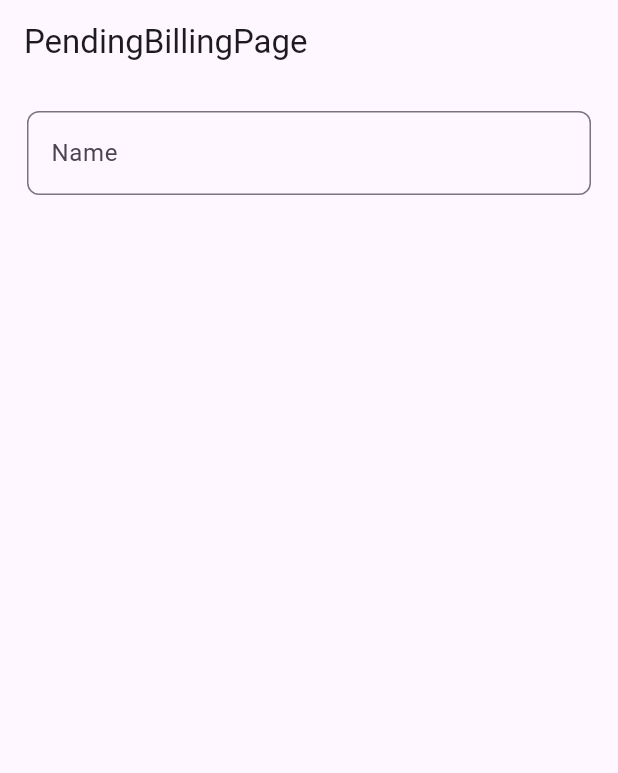
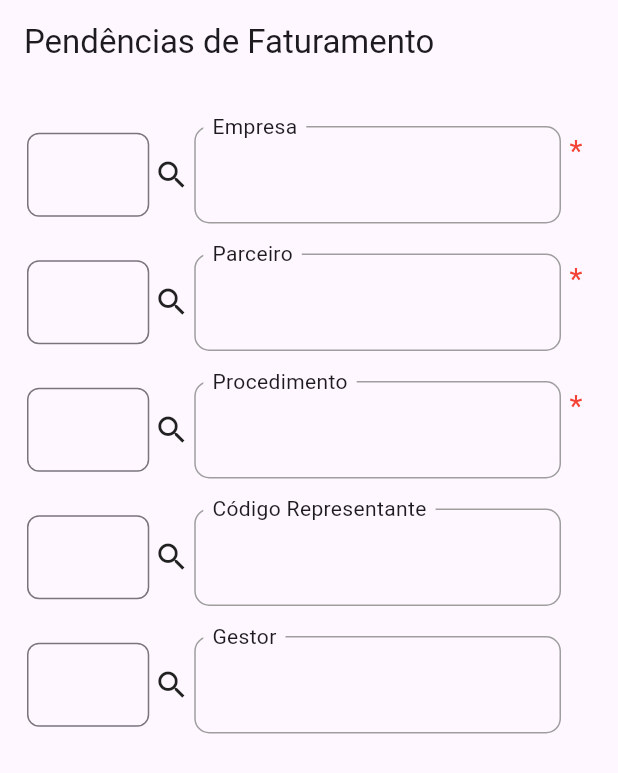
Before and after one commit to welitonsousa/pending_billing, a Flutter app: the screen it shows after launch, on a phone screen of 412 x 824 dp. Shown: the top 773 px of the screen. Run offline on Flutter 3.47's test engine with Material 3 defaults, Android fonts, the phone set to English and light mode, and no system bars; our stand-ins replace get.

Commit message:
finish code

```diff
--- /dev/null
+++ b/lib/core/l10n/en_us.dart
@@ -0,0 +1,12 @@
+import 'translate_key.dart';
+
+final Map<String, String> enUS = {
+  TranslateKey.company: 'Company',
+  TranslateKey.manager: 'Manager',
+  TranslateKey.partner: 'Partner',
+  TranslateKey.procedure: 'Procedure',
+  TranslateKey.representativeCode: 'Representative Code',
+  TranslateKey.search: 'Search',
+  TranslateKey.pendingBilling: 'Pending Billing',
+  TranslateKey.noData: 'No data found',
+};
--- /dev/null
+++ b/lib/core/l10n/pt_br.dart
@@ -0,0 +1,12 @@
+import 'translate_key.dart';
+
+final Map<String, String> ptBR = {
+  TranslateKey.company: 'Empresa',
+  TranslateKey.manager: 'Gestor',
+  TranslateKey.partner: 'Parceiro',
+  TranslateKey.procedure: 'Procedimento',
+  TranslateKey.representativeCode: 'Código Representante',
+  TranslateKey.search: 'Pesquisar',
+  TranslateKey.pendingBilling: 'Pendências de Faturamento',
+  TranslateKey.noData: 'Nenhum dado encontrado',
+};
--- /dev/null
+++ b/lib/core/l10n/translate_key.dart
@@ -0,0 +1,10 @@
+sealed class TranslateKey {
+  static const company = 'company';
+  static const manager = 'manager';
+  static const partner = 'partner';
+  static const procedure = 'procedure';
+  static const representativeCode = 'representativeCode';
+  static const search = 'search';
+  static const pendingBilling = 'pendingBilling';
+  static const noData = 'noData';
+}
--- /dev/null
+++ b/lib/core/l10n/translation_service.dart
@@ -0,0 +1,14 @@
+import 'package:flutter/material.dart';
+import 'package:get/get.dart';
+import 'package:pending_billing/core/l10n/en_us.dart';
+import 'package:pending_billing/core/l10n/pt_br.dart';
+
+class TranslationService extends Translations {
+  static const fallbackLocale = Locale('pt', 'BR');
+
+  @override
+  Map<String, Map<String, String>> get keys => {
+        'en_US': enUS,
+        'pt_BR': ptBR,
+      };
+}
--- a/lib/core/ui/theme/app_theme.dart
+++ b/lib/core/ui/theme/app_theme.dart
@@ -1,12 +1,26 @@
 import 'package:flutter/material.dart';
 
 sealed class AppTheme {
-  static ThemeData get theme {
-    return ThemeData(
-      primarySwatch: Colors.blue,
+  static ThemeData get themeLight {
+    return ThemeData.light().copyWith(
       visualDensity: VisualDensity.adaptivePlatformDensity,
       inputDecorationTheme: InputDecorationTheme(
-        border: OutlineInputBorder(borderRadius: BorderRadius.circular(8)),
+        border: OutlineInputBorder(
+          borderRadius: BorderRadius.circular(8),
+          borderSide: const BorderSide(color: Colors.grey),
+        ),
+      ),
+    );
+  }
+
+  static ThemeData get themeDark {
+    return ThemeData.dark().copyWith(
+      visualDensity: VisualDensity.adaptivePlatformDensity,
+      inputDecorationTheme: InputDecorationTheme(
+        border: OutlineInputBorder(
+          borderRadius: BorderRadius.circular(8),
+          borderSide: const BorderSide(color: Colors.grey),
+        ),
       ),
     );
   }
--- /dev/null
+++ b/lib/core/ui/widgets/fake_input_widget.dart
@@ -0,0 +1,51 @@
+import 'package:flutter/material.dart';
+import 'package:get/get.dart';
+
+class FakeInputWidget extends StatelessWidget {
+  final void Function() onTap;
+  final String? value;
+  final String label;
+  const FakeInputWidget({
+    Key? key,
+    required this.onTap,
+    this.value,
+    required this.label,
+  }) : super(key: key);
+
+  @override
+  Widget build(BuildContext context) {
+    return Expanded(
+      flex: 3,
+      child: GestureDetector(
+        onTap: onTap,
+        child: Stack(
+          children: [
+            Container(
+              height: 65,
+              margin: const EdgeInsets.symmetric(vertical: 10),
+              padding: const EdgeInsets.symmetric(horizontal: 10),
+              decoration: BoxDecoration(
+                border: Border.all(color: Colors.grey),
+                borderRadius: BorderRadius.circular(10),
+              ),
+              child: Align(
+                alignment: Alignment.centerLeft,
+                child: Text(
+                  value ?? '',
+                  style: const TextStyle(fontSize: 20),
+                  overflow: TextOverflow.ellipsis,
+                ),
+              ),
+            ),
+            Container(
+              color: context.theme.colorScheme.background,
+              padding: const EdgeInsets.symmetric(horizontal: 6),
+              margin: const EdgeInsets.symmetric(horizontal: 6),
+              child: Text(label),
+            )
+          ],
+        ),
+      ),
+    );
+  }
+}
--- /dev/null
+++ b/lib/core/ui/widgets/required_widget.dart
@@ -0,0 +1,24 @@
+import 'package:flutter/material.dart';
+
+class RequiredWidget extends StatelessWidget {
+  final bool isRequired;
+  const RequiredWidget({super.key, required this.isRequired});
+
+  @override
+  Widget build(BuildContext context) {
+    return SizedBox(
+      height: 60,
+      width: 20,
+      child: Visibility(
+        visible: isRequired,
+        child: const Align(
+          alignment: Alignment.topCenter,
+          child: Text(
+            style: TextStyle(fontSize: 20, color: Colors.red),
+            '*',
+          ),
+        ),
+      ),
+    );
+  }
+}
--- /dev/null
+++ b/lib/core/utils/debounce.dart
@@ -0,0 +1,16 @@
+import 'dart:async';
+import 'dart:ui';
+
+class Debounce {
+  final int milliseconds;
+  Timer? _timer;
+
+  Debounce({this.milliseconds = 500});
+
+  void run(VoidCallback action) {
+    if (null != _timer) {
+      _timer?.cancel();
+    }
+    _timer = Timer(Duration(milliseconds: milliseconds), action);
+  }
+}
--- a/lib/main.dart
+++ b/lib/main.dart
@@ -1,5 +1,6 @@
 import 'package:flutter/material.dart';
 import 'package:get/get.dart';
+import 'package:pending_billing/core/l10n/translation_service.dart';
 import 'package:pending_billing/core/ui/theme/app_theme.dart';
 import 'package:pending_billing/routers.dart';
 
@@ -13,9 +14,13 @@ class MyApp extends StatelessWidget {
   @override
   Widget build(BuildContext context) {
     return GetMaterialApp(
-      theme: AppTheme.theme,
+      theme: AppTheme.themeLight,
+      darkTheme: AppTheme.themeDark,
       initialRoute: AppRouters.PENDING_BILLING,
       getPages: AppRouters.routers,
+      translations: TranslationService(),
+      locale: TranslationService.fallbackLocale,
+      debugShowCheckedModeBanner: false,
     );
   }
 }
--- a/lib/modules/pending_billing/pending_billing_controller.dart
+++ b/lib/modules/pending_billing/pending_billing_controller.dart
@@ -1,3 +1,43 @@
 import 'package:get/get.dart';
+import 'package:pending_billing/entities/billing_entity.dart';
+import 'package:pending_billing/services/billing/billing_service.dart';
 
-class PendingBillingController extends GetxController {}
+class PendingBillingController extends GetxController {
+  final BillingService _billingService;
+
+  PendingBillingController({required BillingService billingService})
+      : _billingService = billingService;
+
+  final companies = <BillingEntity>[].obs;
+  final managers = <BillingEntity>[].obs;
+  final partners = <BillingEntity>[].obs;
+  final proceduresLines = <BillingEntity>[].obs;
+  final representativesCodes = <BillingEntity>[].obs;
+
+  final selectedCompany = Rxn<BillingEntity>();
+  final selectedManager = Rxn<BillingEntity>();
+  final selectedPartner = Rxn<BillingEntity>();
+  final selectedProcedureLine = Rxn<BillingEntity>();
+  final selectedRepresentativeCode = Rxn<BillingEntity>();
+
+  @override
+  onInit() {
+    super.onInit();
+    getAllBillingData();
+  }
+
+  Future<void> getAllBillingData() async {
+    final res = await Future.wait([
+      _billingService.getAllCompanies(),
+      _billingService.getAllManagers(),
+      _billingService.getAllPartners(),
+      _billingService.getAllProceduresLines(),
+      _billingService.getAllRepresentativesCodes(),
+    ]);
+    companies.assignAll(res[0]);
+    managers.assignAll(res[1]);
+    partners.assignAll(res[2]);
+    proceduresLines.assignAll(res[3]);
+    representativesCodes.assignAll(res[4]);
+  }
+}
--- a/lib/modules/pending_billing/pending_billing_page.dart
+++ b/lib/modules/pending_billing/pending_billing_page.dart
@@ -1,26 +1,58 @@
 import 'package:get/get.dart';
 import 'package:flutter/material.dart';
+import 'package:pending_billing/core/l10n/translate_key.dart';
+import 'package:pending_billing/modules/pending_billing/widgets/billing_form_input.dart';
 import './pending_billing_controller.dart';
 
 class PendingBillingPage extends GetView<PendingBillingController> {
-  const PendingBillingPage({Key? key}) : super(key: key);
+  const PendingBillingPage({super.key});
 
   @override
   Widget build(BuildContext context) {
     return Scaffold(
-      appBar: AppBar(
-        title: const Text('PendingBillingPage'),
-      ),
-      body: ListView(
-        padding: const EdgeInsets.all(18),
-        children: [
-          TextFormField(
-            decoration: const InputDecoration(
-              labelText: 'Name',
+      appBar: AppBar(title: Text(TranslateKey.pendingBilling.tr)),
+      body: Obx(() {
+        return ListView(
+          padding: const EdgeInsets.all(18),
+          children: [
+            BillingFormInput(
+              isRequired: true,
+              label: TranslateKey.company.tr,
+              listItems: controller.companies,
+              value: controller.selectedCompany.value?.name,
+              onChange: controller.selectedCompany,
             ),
-          ),
-        ],
-      ),
+            BillingFormInput(
+              isRequired: true,
+              label: TranslateKey.partner.tr,
+              listItems: controller.partners,
+              value: controller.selectedPartner.value?.name,
+              onChange: controller.selectedPartner,
+            ),
+            BillingFormInput(
+              isRequired: true,
+              label: TranslateKey.procedure.tr,
+              listItems: controller.proceduresLines,
+              value: controller.selectedProcedureLine.value?.name,
+              onChange: controller.selectedProcedureLine,
+            ),
+            BillingFormInput(
+              isRequired: false,
+              label: TranslateKey.representativeCode.tr,
+              listItems: controller.representativesCodes,
+              value: controller.selectedRepresentativeCode.value?.name,
+              onChange: controller.selectedRepresentativeCode,
+            ),
+            BillingFormInput(
+              isRequired: false,
+              label: TranslateKey.manager.tr,
+              listItems: controller.managers,
+              value: controller.selectedManager.value?.name,
+              onChange: controller.selectedManager,
+            ),
+          ],
+        );
+      }),
     );
   }
 }
--- /dev/null
+++ b/lib/modules/pending_billing/widgets/billing_form_input.dart
@@ -0,0 +1,75 @@
+import 'package:flutter/material.dart';
+import 'package:flutter/services.dart';
+import 'package:get/get.dart';
+import 'package:pending_billing/core/ui/widgets/fake_input_widget.dart';
+import 'package:pending_billing/core/ui/widgets/required_widget.dart';
+import 'package:pending_billing/core/utils/debounce.dart';
+import 'package:pending_billing/entities/billing_entity.dart';
+import 'package:pending_billing/modules/pending_billing/widgets/select_billing_dialog.dart';
+
+class BillingFormInput extends StatefulWidget {
+  final List<BillingEntity> listItems;
+  final String label;
+  final String? value;
+  final bool isRequired;
+  final void Function(BillingEntity) onChange;
+  const BillingFormInput({
+    super.key,
+    required this.listItems,
+    required this.label,
+    required this.isRequired,
+    required this.onChange,
+    this.value,
+  });
+
+  @override
+  State<BillingFormInput> createState() => _BillingFormInputState();
+}
+
+class _BillingFormInputState extends State<BillingFormInput> {
+  final debounce = Debounce();
+  void onTap() {
+    Get.dialog(SelectBillingDialog(
+      list: widget.listItems,
+      onChange: widget.onChange,
+    ));
+  }
+
+  void verifyValue(String? id) {
+    if (id == null) return;
+    final index = widget.listItems.indexWhere((e) => e.id.toString() == id);
+    if (index != -1) widget.onChange(widget.listItems[index]);
+  }
+
+  @override
+  Widget build(BuildContext context) {
+    return Row(
+      children: [
+        Expanded(
+          child: TextFormField(
+            keyboardType: TextInputType.number,
+            textInputAction: TextInputAction.next,
+            inputFormatters: [
+              FilteringTextInputFormatter.digitsOnly,
+              LengthLimitingTextInputFormatter(1),
+            ],
+            onChanged: (e) {
+              debounce.run(() {
+                verifyValue(e);
+              });
+            },
+          ),
+        ),
+        GestureDetector(
+          onTap: onTap,
+          child: const Padding(
+            padding: EdgeInsets.symmetric(horizontal: 3),
+            child: Icon(Icons.search),
+          ),
+        ),
+        FakeInputWidget(onTap: onTap, label: widget.label, value: widget.value),
+        RequiredWidget(isRequired: widget.isRequired)
+      ],
+    );
+  }
+}
```
Also changed, not shown: lib/modules/pending_billing/pending_billing_bindings.dart (+10 -4 lines), lib/modules/pending_billing/widgets/select_billing_dialog.dart (added, +80 -0 lines), lib/repositories/billing/billing_repository_impl.dart (+21 -5 lines).
